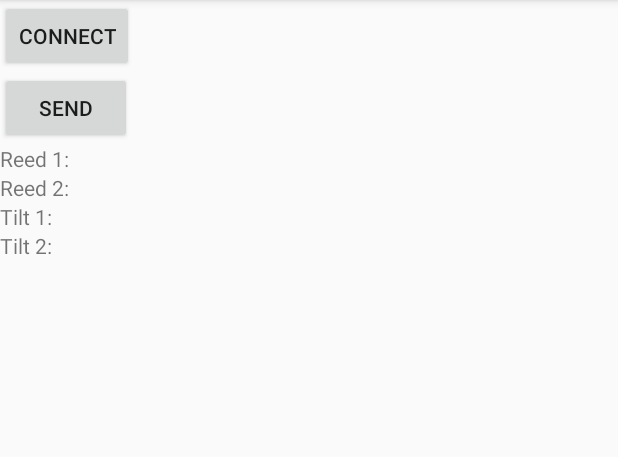
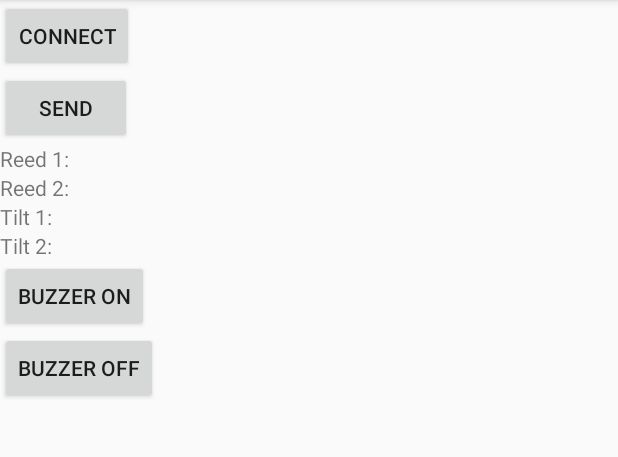
Before and after one commit to SmartBackpack/smart-backpack-android, an Android app: the screen it shows after launch (MainActivity), on a phone screen of 412 x 824 dp, the part 84-541 px from its top. Run offline under Robolectric (Android 15) with nearby library versions, the phone set to English and light mode, and no system bars; libraries missing offline, so code that uses them is left out: app.akexorcist.bluetotohspp; 3 statements that could not run were skipped.

Commit message:
Created buzz on off functionality

```diff
--- a/app/src/main/java/lt/ismaniojikuprine/smartbackpack/MainActivity.java
+++ b/app/src/main/java/lt/ismaniojikuprine/smartbackpack/MainActivity.java
@@ -28,6 +28,12 @@ public class MainActivity extends AppCompatActivity implements BluetoothSPP.OnDa
 
         Button send = (Button) findViewById(R.id.send);
         send.setOnClickListener(this::onSendButtonClicked);
+
+        Button buzzOn = (Button) findViewById(R.id.buzzerOn);
+        buzzOn.setOnClickListener(this::onBuzzOnClicked);
+
+        Button buzzOff = (Button) findViewById(R.id.buzzerOff);
+        buzzOff.setOnClickListener(this::onBuzzOffClicked);
 
         tilt1 = (TextView) findViewById(R.id.tilt1);
         tilt2 = (TextView) findViewById(R.id.tilt2);
@@ -60,6 +66,14 @@ public class MainActivity extends AppCompatActivity implements BluetoothSPP.OnDa
         bluetooth.send("HELLO WORLD", true);
     }
 
+    private void onBuzzOnClicked(View view) {
+        bluetooth.send("BUZZ:ON", true);
+    }
+
+    private void onBuzzOffClicked(View view) {
+        bluetooth.send("BUZZ:OFF", true);
+    }
+
     @Override
     protected void onActivityResult(int requestCode, int resultCode, Intent data) {
         if (requestCode == BluetoothState.REQUEST_CONNECT_DEVICE && resultCode == Activity.RESULT_OK) {
--- a/app/src/main/res/layout/activity_main.xml
+++ b/app/src/main/res/layout/activity_main.xml
@@ -42,5 +42,17 @@
         android:layout_height="wrap_content"
         android:text="Tilt 2:" />
 
+    <Button
+        android:id="@+id/buzzerOn"
+        android:layout_width="wrap_content"
+        android:layout_height="wrap_content"
+        android:text="Buzzer ON"/>
+
+    <Button
+        android:id="@+id/buzzerOff"
+        android:layout_width="wrap_content"
+        android:layout_height="wrap_content"
+        android:text="Buzzer OFF"/>
+
 
 </LinearLayout>
```
